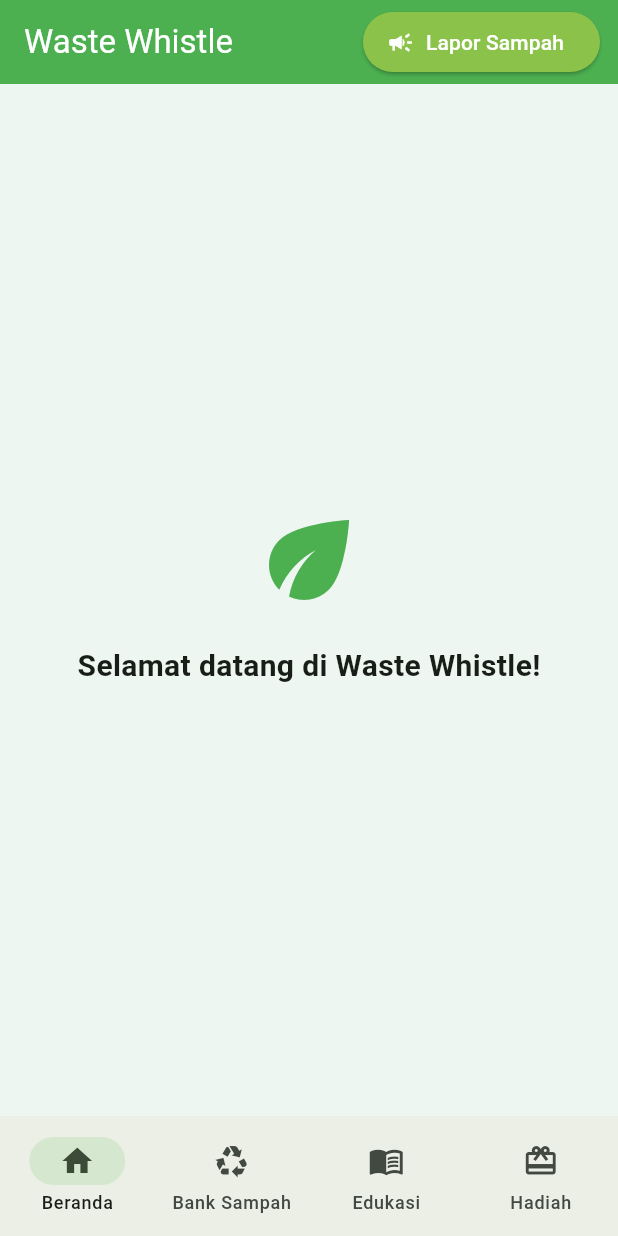
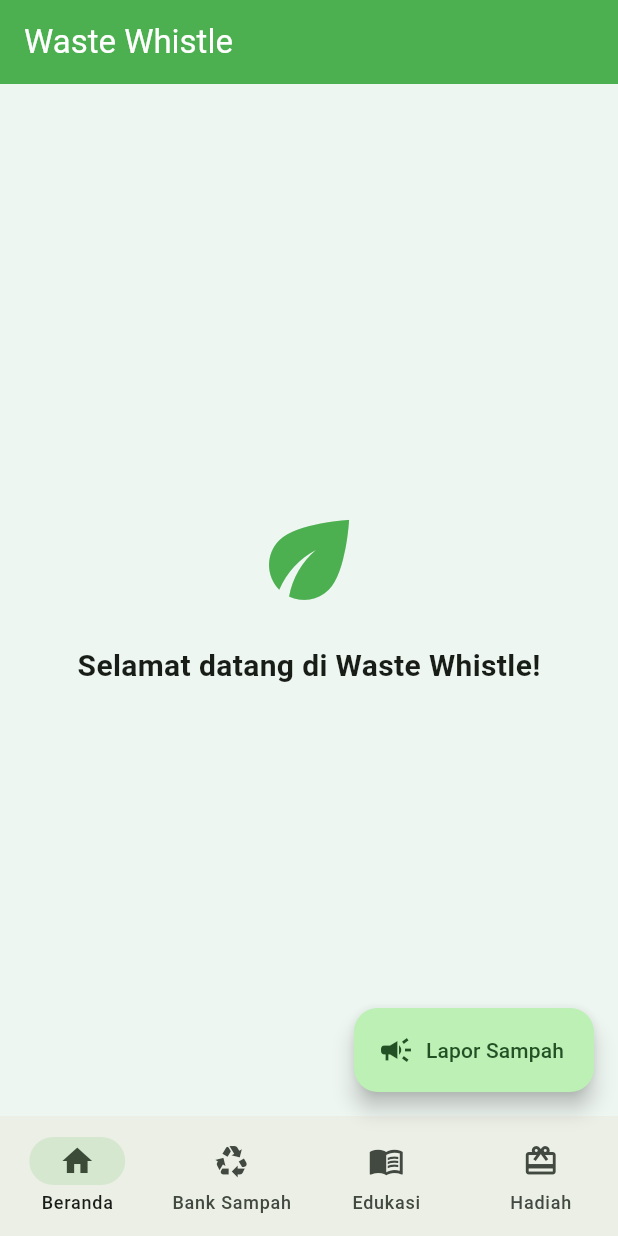
Before and after one commit to pbp-kelompok-b9/WasteWhistle_Mobile, a Flutter app: the screen it shows after launch, on a phone screen of 412 x 824 dp. Run offline on Flutter 3.47's test engine with Material 3 defaults, Android fonts, the phone set to English and light mode, and no system bars; our stand-ins replace material_ui.

Commit message:
feat: ganti posisi tombol lapor sampah jadi di pojok kanan bawah.

```diff
--- a/lib/screens/menu.dart
+++ b/lib/screens/menu.dart
@@ -29,39 +29,28 @@ class _MyHomePageState extends State<MyHomePage> {
   Widget build(BuildContext context) {
     return Scaffold(
       // === Top bar ===
-      appBar: AppBar(
+      appBar: AppBar
+      (
         title: Text("Waste Whistle"),
         backgroundColor: Colors.green,
         foregroundColor: Colors.white,
-        actions: [
-          Padding(
-            padding: const EdgeInsets.only(right: 12.0),
-            child: ElevatedButton.icon(
-              style: ElevatedButton.styleFrom(
-                backgroundColor: Colors.lightGreen,
-                foregroundColor: Colors.white,
-              ),
-              icon: const Icon(Icons.campaign),
-              label: const Text('Lapor Sampah'),
-              onPressed: () {
-                Navigator.push(
-                  context,
-                  MaterialPageRoute(
-                    builder: (context) => const ReportWastePage(),
-                  ),
-                );
-              },
-            ),
-          ),
-        ],
       ),
+      floatingActionButton: FloatingActionButton.extended
+      (
+          onPressed: () => Navigator.push(context, MaterialPageRoute(builder: (context) => const ReportWastePage())),
+          tooltip: "Lapor Sampah",
+          icon: const Icon(Icons.campaign),
+          label: const Text("Lapor Sampah")
+      ),
+      floatingActionButtonLocation: FloatingActionButtonLocation.endFloat,
 
       body: _pages[_currentIndex],
 
       // === Bottom navigation ===
       bottomNavigationBar: AppBottomNavigation(
         currentIndex: _currentIndex,
-        onTap: (index) {
+        onTap: (index)
+        {
           setState(() {
             _currentIndex = index;
           });
```
